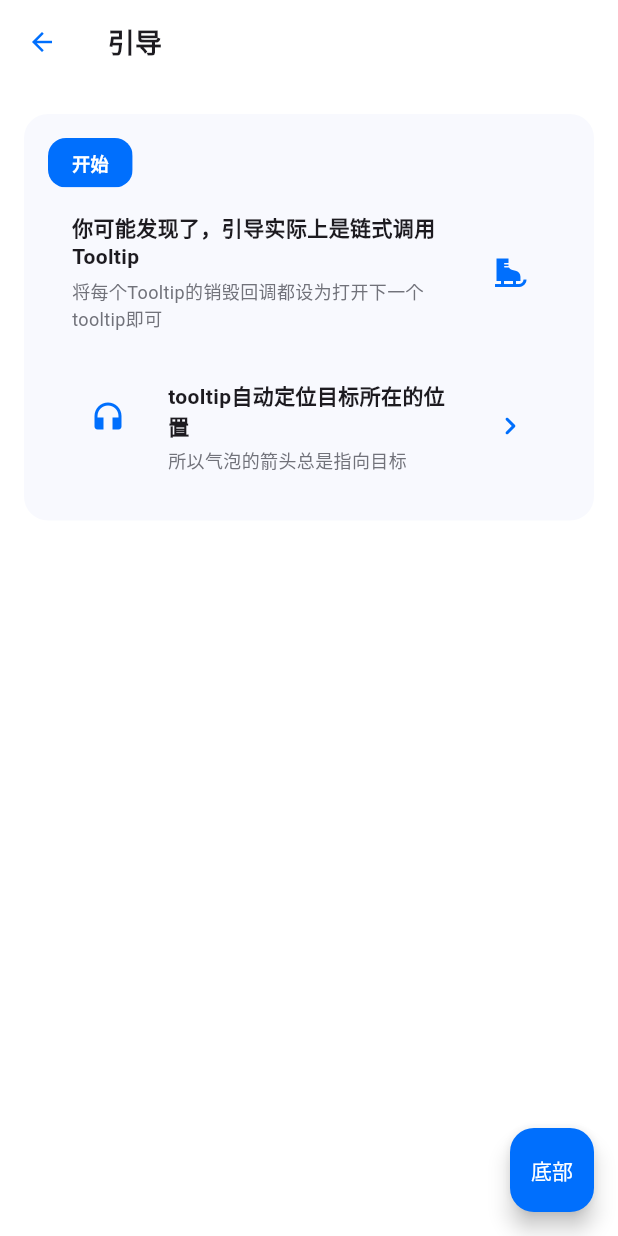
After one commit to lm83680/ten, a Flutter app: the ExampleGuide screen opened directly, after a tap on "开始", after a tap on the "ice skating" icon, on a phone screen of 412 x 824 dp. The commit adds this screen. Run offline on Flutter 3.47's test engine with Material 3 defaults, Android fonts, the phone set to English and light mode, and no system bars; our stand-ins replace flutter_animate.

Commit message:
feat guide

```diff
--- a/example/lib/main.dart
+++ b/example/lib/main.dart
@@ -26,6 +26,7 @@ class MainApp extends StatelessWidget {
       ExampleSubItem("Appbar 导航栏", ExampleTenAppbar()),
       ExampleSubItem("Divider 分割线", ExampleTenDivider()),
       ExampleSubItem("Tooltip 气泡", ExampleTooltip()),
+      ExampleSubItem("Guide 引导", ExampleGuide()),
     ]),
     ExampleItem(title: "容器", subItem: [
       ExampleSubItem("ListItem 横向列表", SizedBox()),
--- /dev/null
+++ b/example/lib/screens/guide.dart
@@ -0,0 +1,84 @@
+import 'package:flutter/material.dart';
+import 'package:ten/ten.dart';
+
+class ExampleGuide extends StatefulWidget {
+  const ExampleGuide({super.key});
+
+  @override
+  State<ExampleGuide> createState() => _ExampleGuideState();
+}
+
+class _ExampleGuideState extends State<ExampleGuide> {
+  final GlobalKey _key = GlobalKey();
+  final GlobalKey _key2 = GlobalKey();
+  final GlobalKey _key3 = GlobalKey();
+  final GlobalKey _key4 = GlobalKey();
+  final GlobalKey _key5 = GlobalKey();
+
+  void _toggleTooltip() async {
+    List<GlobalKey> list = [_key, _key2, _key3, _key4, _key5];
+    for (var i = 0; i < list.length; i++) {
+      var element = list[i];
+      await TenToolTip.showToolTip(
+          context,
+          "showToolTip 是一个Future<void> 函数，意味着你可以使用await让程序等待ToolTip被销毁\n${i+1}/${list.length}",
+          element,
+          title: "Hello");
+    }
+  }
+
+  @override
+  Widget build(BuildContext context) {
+    return Scaffold(
+        appBar: TenAppBar(key: _key4,title: "引导"),
+        floatingActionButton: FloatingActionButton(
+            key: _key5,
+            onPressed: () => {},
+            backgroundColor: TenScheme.primary,
+            child: const Text(
+              "底部",
+              style: TextStyle(color: Colors.white),
+            )),
+        body: TenCard.column(
+          crossAxisAlignment: CrossAxisAlignment.start,
+          children: [
+            TenButton(
+              "开始",
+              key: _key,
+              onTap: () => _toggleTooltip(),
+            ).intrinsicWidth(),
+            TenListItem(
+              title: "你可能发现了，引导实际上是链式调用Tooltip",
+              subtitle: "将每个Tooltip的销毁回调都设为打开下一个tooltip即可",
+              trailing: IconButton(
+                key: _key2,
+                icon: Icon(
+                  Icons.ice_skating,
+                  color: TenScheme.primary,
+                ),
+                onPressed: () => {},
+              ),
+            ),
+            TenListItem(
+              key: _key3,
+              title: "tooltip自动定位目标所在的位置",
+              subtitle: "所以气泡的箭头总是指向目标",
+              leading: IconButton(
+                icon: Icon(
+                  Icons.headphones,
+                  color: TenScheme.primary,
+                ),
+                onPressed: () => {},
+              ),
+              trailing: IconButton(
+                icon: Icon(
+                  Icons.navigate_next_rounded,
+                  color: TenScheme.primary,
+                ),
+                onPressed: () => {},
+              ),
+            ),
+          ],
+        ));
+  }
+}
--- a/example/lib/screens/index.dart
+++ b/example/lib/screens/index.dart
@@ -5,5 +5,6 @@ export './button.dart';
 export './divider.dart';
 export './extension.dart';
 export './feedback.dart';
+export './guide.dart';
 export './scheme.dart';
 export './tooltip.dart';
--- a/example/lib/screens/tooltip.dart
+++ b/example/lib/screens/tooltip.dart
@@ -14,7 +14,7 @@ class _ExampleTooltipState extends State<ExampleTooltip> {
   final GlobalKey _key3 = GlobalKey();
   final GlobalKey _key4 = GlobalKey();
   void _toggleTooltip(GlobalKey key) {
-    TenToolTip.showToolTip(context, "这是常见使用方法，点击气泡外任意点关闭气泡，点击气泡也能触发对应回调", key,
+    TenToolTip.showToolTip(context, "这是常见使用方法，点击气泡外任意点关闭气泡，点击气泡也能触发对应回调这是常见使用方法，点击气泡外任意点关闭气泡，点击气泡也能触发对应回调", key,
         title: "一般方法", onTap: () {
       showTenSnackbar(context, "点击了气泡");
     });
```
Also changed, not shown: lib/src/components/tooltip.dart (+8 -22 lines).
